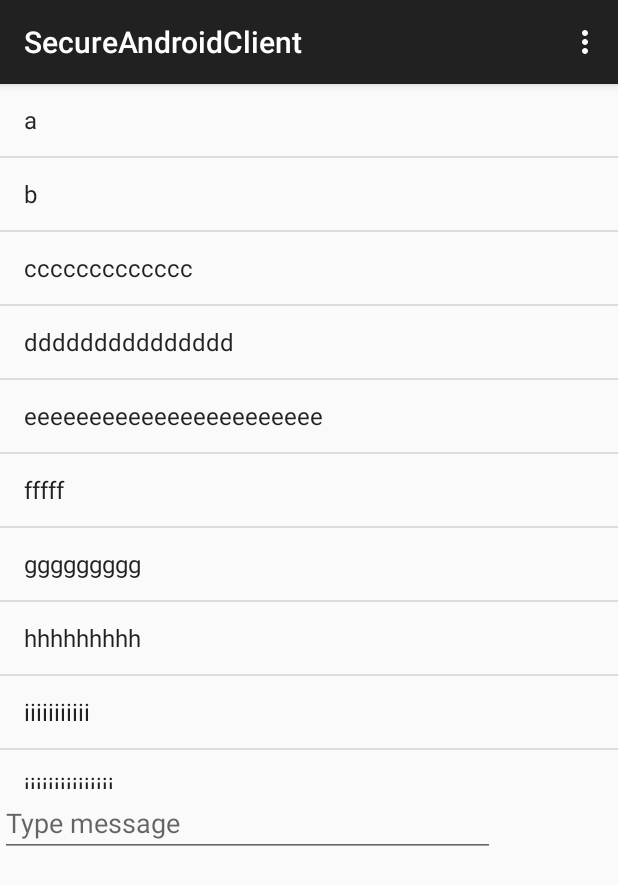
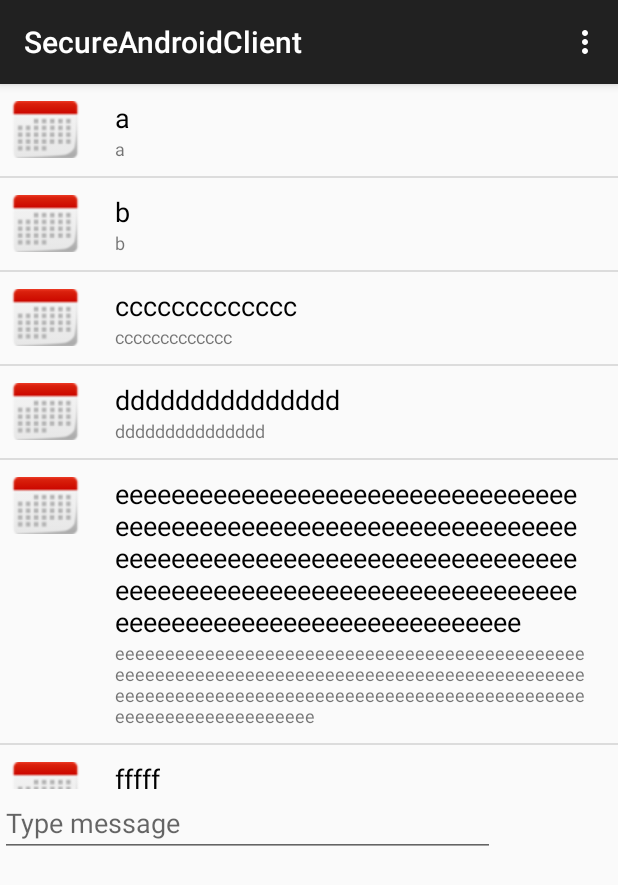
Before and after one commit to bryanlng/Secure_Server_Messaging, an Android app: the screen it shows after launch (MainActivity), on a phone screen of 412 x 824 dp. Shown: the top 885 px of the screen. Run offline under Robolectric (Android 15) with nearby library versions, the phone set to English and light mode, and no system bars.

Commit message:
Changed ListView so that we use a custom adapter (that extends BaseAdapter), so that we can put an image and text and whatnot in it. Also, fixed the message so that it looks nice. Now, we just need to add a case where if you sent a message, the layout is flipped.

```diff
--- /dev/null
+++ b/SecureAndroidClient/app/src/main/java/com/example/bryan/secureandroidclient/CustomListViewAdapter.java
@@ -0,0 +1,74 @@
+package com.example.bryan.secureandroidclient;
+
+import android.app.Activity;
+import android.content.Context;
+import android.net.Uri;
+import android.os.Bundle;
+import android.app.Fragment;
+import android.view.LayoutInflater;
+import android.view.View;
+import android.view.ViewGroup;
+import android.widget.AdapterView;
+import android.widget.ArrayAdapter;
+import android.widget.BaseAdapter;
+import android.widget.ImageView;
+import android.widget.ListView;
+import android.widget.TextView;
+import android.widget.Toast;
+
+import org.w3c.dom.Text;
+
+import java.util.ArrayList;
+
+
+/**
+ */
+public class CustomListViewAdapter extends BaseAdapter{
+    private Context context;
+    private ArrayList<String> data;
+    private static LayoutInflater inflater = null;
+
+    public CustomListViewAdapter(Context context, ArrayList<String> data){
+        this.context = context;
+        this.data = data;   //bad
+        inflater = (LayoutInflater) context.getSystemService(Context.LAYOUT_INFLATER_SERVICE);
+    }
+
+    @Override
+    public int getCount() {
+        // TODO Auto-generated method stub
+        return data.size();
+    }
+
+    @Override
+    public Object getItem(int position) {
+        // TODO Auto-generated method stub
+        return data.get(position);
+    }
+
+    @Override
+    public long getItemId(int position) {
+        // TODO Auto-generated method stub
+        return position;
+    }
+
+    @Override
+    public View getView(int position, View convertView, ViewGroup parent) {
+        // TODO Auto-generated method stub
+        View view = convertView;
+        if (view == null)
+            view = inflater.inflate(R.layout.row_item, null);
+
+        //Set the fields
+        ImageView imageView = (ImageView) view.findViewById(R.id.picture);
+        imageView.setImageResource(R.drawable.test);
+
+        TextView message = (TextView) view.findViewById(R.id.message);
+        message.setText(data.get(position));
+
+        TextView date = (TextView) view.findViewById(R.id.date);
+        date.setText(data.get(position));
+
+        return view;
+    }
+}
--- a/SecureAndroidClient/app/src/main/java/com/example/bryan/secureandroidclient/MessagesFragment.java
+++ b/SecureAndroidClient/app/src/main/java/com/example/bryan/secureandroidclient/MessagesFragment.java
@@ -34,34 +34,40 @@ public class MessagesFragment extends Fragment {
         View rootView = inflater.inflate(R.layout.fragment_messages, container, false);
         setRetainInstance(true);
 
-        messagesListView = (ListView)rootView.findViewById(R.id.list);
+        messagesListView = (ListView)rootView.findViewById(R.id.listview);
 
         ArrayList<String> values = new ArrayList<>();
         values.add("a");
         values.add("b");
         values.add("ccccccccccccc");
         values.add("ddddddddddddddd");
-        values.add("eeeeeeeeeeeeeeeeeeeeeee");
+        values.add("eeeeeeeeeeeeeeeeeeeeeeeeeeeeeeeeeeeeeeeeeeeeeeeeeeeeeeeeeeeeeeeeeeeeeeeeeeeeeeeeeeeeeeeeeeeeeeeeeeeeeeeeeeeeeeeeeeeeeeeeeeeeeeeeeeeeeeeeeeeeeeeeeeeeeeeeeeeeeeeee");
         values.add("fffff");
         values.add("ggggggggg");
         values.add("hhhhhhhhh");
         values.add("iiiiiiiiiii");
         values.add("jjjjjjjjjjjjjjj");
         values.add("kkkkkkkkkk");
+        values.add("llllllll");
+        values.add("mm");
+        values.add("hhhhhhhhh");
+        values.add("nn");
+        values.add("o");
+        values.add("p");
 
-
-        ArrayAdapter<String> adapter = new ArrayAdapter<String>(
-                getActivity(), android.R.layout.simple_list_item_1, values);
-
-        messagesListView.setAdapter(adapter);
-
-        messagesListView.setOnItemClickListener(new AdapterView.OnItemClickListener() {
-            @Override
-            public void onItemClick(AdapterView<?> parent, View view, int position, long id) {
-                String item = parent.getItemAtPosition(position).toString();
-                Toast.makeText(view.getContext(), "Item selected: " + item, Toast.LENGTH_LONG).show();
-            }
-        });
+        messagesListView.setAdapter(new CustomListViewAdapter(getActivity(), values));
+//        ArrayAdapter<String> adapter = new ArrayAdapter<String>(
+//                getActivity(), android.R.layout.simple_list_item_1, values);
+//
+//        messagesListView.setAdapter(adapter);
+//
+//        messagesListView.setOnItemClickListener(new AdapterView.OnItemClickListener() {
+//            @Override
+//            public void onItemClick(AdapterView<?> parent, View view, int position, long id) {
+//                String item = parent.getItemAtPosition(position).toString();
+//                Toast.makeText(view.getContext(), "Item selected: " + item, Toast.LENGTH_LONG).show();
+//            }
+//        });
 
         // Inflate the layout for this fragment
         return rootView;
--- a/SecureAndroidClient/app/src/main/res/layout/fragment_messages.xml
+++ b/SecureAndroidClient/app/src/main/res/layout/fragment_messages.xml
@@ -4,7 +4,7 @@
     android:orientation="vertical" >
 
     <ListView
-        android:id="@+id/list"
+        android:id="@+id/listview"
         android:layout_height="wrap_content"
         android:layout_width="match_parent">
     </ListView>
--- /dev/null
+++ b/SecureAndroidClient/app/src/main/res/layout/row_item.xml
@@ -0,0 +1,45 @@
+<?xml version="1.0" encoding="utf-8"?>
+<RelativeLayout xmlns:android="http://schemas.android.com/apk/res/android"
+    android:layout_width="match_parent"
+    android:layout_height="match_parent"
+    android:orientation="vertical" >
+
+    <ImageView
+        android:id="@+id/picture"
+        android:layout_width="50dp"
+        android:layout_height="50dp"
+        android:layout_marginStart="5dp"
+        android:layout_marginLeft="5dp"
+        android:layout_marginRight="1dp"
+        android:layout_marginEnd="5dp"
+        android:layout_marginTop="5dp"
+        android:src="@drawable/test" />
+
+    <TextView
+        android:id="@+id/message"
+        android:layout_width="wrap_content"
+        android:layout_height="wrap_content"
+        android:textSize="18sp"
+        android:textColor="#000000"
+        android:paddingTop="10dp"
+        android:paddingLeft="20dp"
+        android:paddingRight="20dp"
+        android:layout_toRightOf="@id/picture"
+        android:layout_toEndOf="@id/picture"
+        />
+
+    <TextView
+        android:id="@+id/date"
+        android:layout_width="wrap_content"
+        android:layout_height="wrap_content"
+        android:textSize="12sp"
+        android:paddingLeft="20dp"
+        android:paddingRight="20dp"
+        android:paddingBottom="10dp"
+        android:layout_toRightOf="@id/picture"
+        android:layout_toEndOf="@id/picture"
+        android:layout_below="@id/message"
+        />
+
+
+</RelativeLayout>
```
Also changed, not shown: SecureAndroidClient/app/src/main/res/drawable/test.png (renamed from SecureAndroidClient/app/src/main/res/drawable/calendar_icon_tenth.png).
